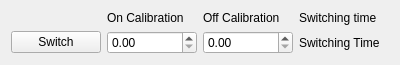
Old version of the form gui/Switching/SwitchWidgetUI.ui in the repository Ulm-IQO/qudi.
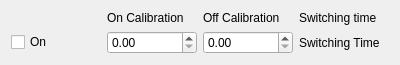
New version of the form.

Patch:
```diff
--- a/gui/Switching/SwitchWidgetUI.ui
+++ b/gui/Switching/SwitchWidgetUI.ui
@@ -46,19 +46,6 @@
      </property>
     </widget>
    </item>
-   <item row="1" column="0">
-    <widget class="QPushButton" name="SwitchButton">
-     <property name="text">
-      <string>Switch</string>
-     </property>
-     <property name="checkable">
-      <bool>true</bool>
-     </property>
-     <property name="checked">
-      <bool>false</bool>
-     </property>
-    </widget>
-   </item>
    <item row="1" column="1">
     <widget class="QDoubleSpinBox" name="calOnVal"/>
    </item>
@@ -79,6 +66,19 @@
      </property>
     </widget>
    </item>
+   <item row="1" column="0">
+    <widget class="QCheckBox" name="SwitchButton">
+     <property name="text">
+      <string>On</string>
+     </property>
+     <property name="checkable">
+      <bool>true</bool>
+     </property>
+     <property name="checked">
+      <bool>false</bool>
+     </property>
+    </widget>
+   </item>
   </layout>
  </widget>
  <resources/>
```
